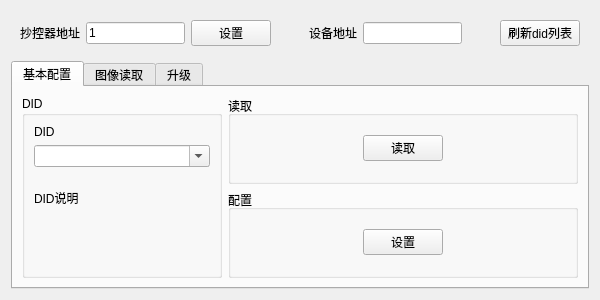
This is source/plug/oip_ui.ui in chopin1993/protocolmaster-20210731 as Qt 5 draws it before an edit. The edited form follows.
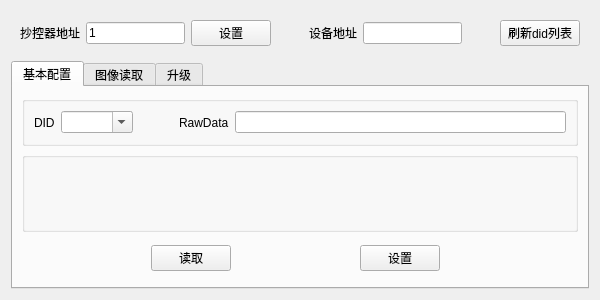
This is the edited form.

Commit message: 1. 根据did配置自动生成界面

Patch:
```diff
--- a/source/plug/oip_ui.ui
+++ b/source/plug/oip_ui.ui
@@ -93,63 +93,13 @@
       <attribute name="title">
        <string>基本配置</string>
       </attribute>
-      <layout class="QGridLayout" name="gridLayout_2">
-       <item row="0" column="1">
+      <layout class="QVBoxLayout" name="verticalLayout_2">
+       <item>
         <widget class="QGroupBox" name="readGroup">
          <property name="title">
-          <string>读取</string>
+          <string/>
          </property>
-         <layout class="QGridLayout" name="gridLayout">
-          <item row="0" column="0">
-           <widget class="QPushButton" name="readPushButton">
-            <property name="maximumSize">
-             <size>
-              <width>80</width>
-              <height>16777215</height>
-             </size>
-            </property>
-            <property name="text">
-             <string>读取</string>
-            </property>
-           </widget>
-          </item>
-         </layout>
-        </widget>
-       </item>
-       <item row="1" column="1">
-        <widget class="QGroupBox" name="setGroup">
-         <property name="title">
-          <string>配置</string>
-         </property>
-         <layout class="QGridLayout" name="gridLayout_3">
-          <item row="0" column="0">
-           <widget class="QPushButton" name="setPushButton">
-            <property name="maximumSize">
-             <size>
-              <width>80</width>
-              <height>16777215</height>
-             </size>
-            </property>
-            <property name="text">
-             <string>设置</string>
-            </property>
-           </widget>
-          </item>
-         </layout>
-        </widget>
-       </item>
-       <item row="0" column="0" rowspan="2">
-        <widget class="QGroupBox" name="groupBox">
-         <property name="maximumSize">
-          <size>
-           <width>200</width>
-           <height>16777215</height>
-          </size>
-         </property>
-         <property name="title">
-          <string>DID</string>
-         </property>
-         <layout class="QVBoxLayout" name="verticalLayout_2">
+         <layout class="QHBoxLayout" name="horizontalLayout_4">
           <item>
            <widget class="QLabel" name="label_4">
             <property name="text">
@@ -174,31 +124,94 @@
            </widget>
           </item>
           <item>
-           <widget class="QLabel" name="DIDNoteLabel">
-            <property name="minimumSize">
-             <size>
-              <width>0</width>
-              <height>50</height>
-             </size>
-            </property>
-            <property name="text">
-             <string>DID说明</string>
-            </property>
-           </widget>
-          </item>
-          <item>
-           <spacer name="verticalSpacer">
+           <spacer name="horizontalSpacer_3">
             <property name="orientation">
-             <enum>Qt::Vertical</enum>
+             <enum>Qt::Horizontal</enum>
+            </property>
+            <property name="sizeType">
+             <enum>QSizePolicy::Fixed</enum>
             </property>
             <property name="sizeHint" stdset="0">
              <size>
-              <width>20</width>
-              <height>352</height>
+              <width>40</width>
+              <height>20</height>
              </size>
             </property>
            </spacer>
           </item>
+          <item>
+           <widget class="QLabel" name="label_3">
+            <property name="text">
+             <string>RawData</string>
+            </property>
+           </widget>
+          </item>
+          <item>
+           <widget class="QLineEdit" name="rawLineEdit"/>
+          </item>
+         </layout>
+        </widget>
+       </item>
+       <item>
+        <widget class="QGroupBox" name="dataGroup">
+         <property name="minimumSize">
+          <size>
+           <width>0</width>
+           <height>80</height>
+          </size>
+         </property>
+         <property name="title">
+          <string/>
+         </property>
+        </widget>
+       </item>
+       <item>
+        <widget class="QWidget" name="widget" native="true">
+         <property name="maximumSize">
+          <size>
+           <width>16777215</width>
+           <height>40</height>
+          </size>
+         </property>
+         <layout class="QHBoxLayout" name="horizontalLayout_3">
+          <property name="spacing">
+           <number>0</number>
+          </property>
+          <property name="leftMargin">
+           <number>0</number>
+          </property>
+          <property name="topMargin">
+           <number>0</number>
+          </property>
+          <property name="bottomMargin">
+           <number>0</number>
+          </property>
+          <item>
+           <widget class="QPushButton" name="readPushButton">
+            <property name="maximumSize">
+             <size>
+              <width>80</width>
+              <height>16777215</height>
+             </size>
+            </property>
+            <property name="text">
+             <string>读取</string>
+            </property>
+           </widget>
+          </item>
+          <item>
+           <widget class="QPushButton" name="setPushButton">
+            <property name="maximumSize">
+             <size>
+              <width>80</width>
+              <height>16777215</height>
+             </size>
+            </property>
+            <property name="text">
+             <string>设置</string>
+            </property>
+           </widget>
+          </item>
          </layout>
         </widget>
        </item>
```
Left out of the diff: 4 changed lines with no effect on the pictures. The commit also changes 6 other files.
